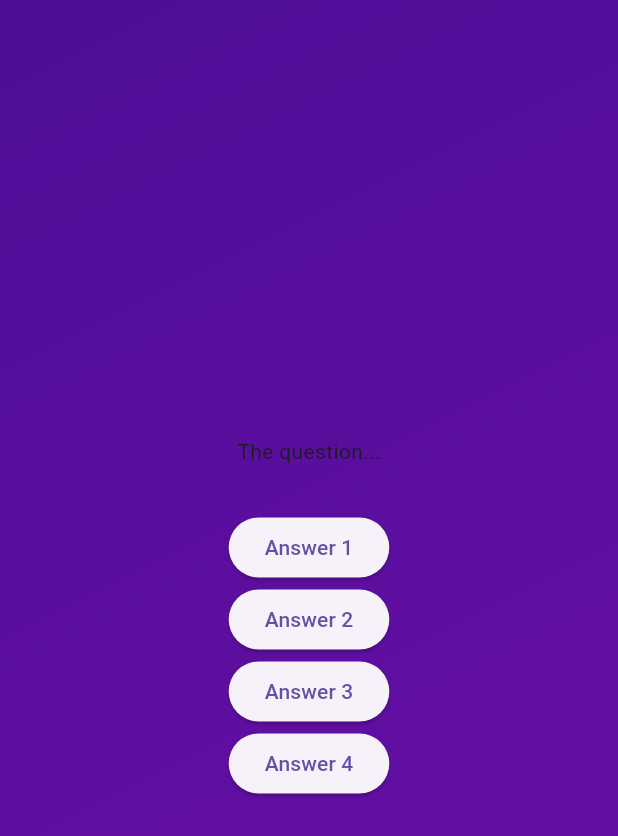
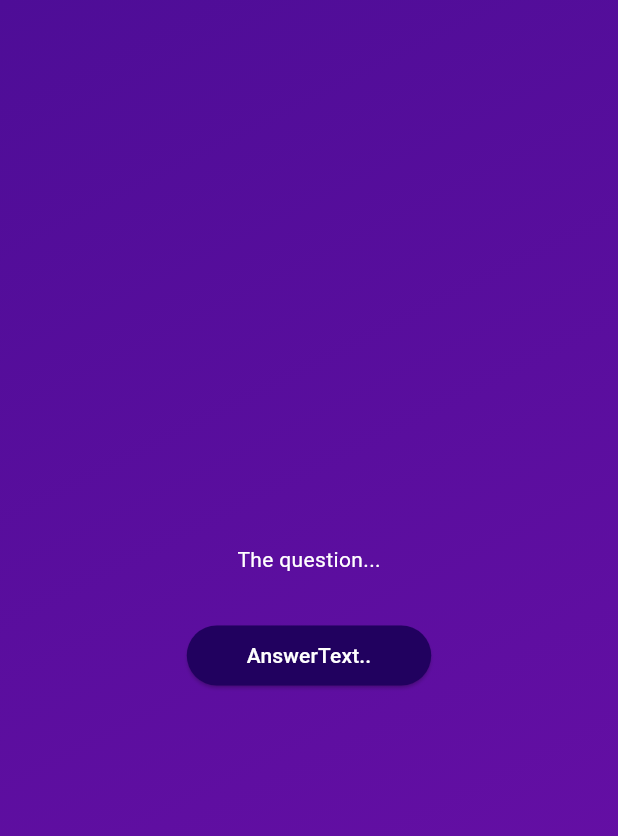
Before and after one commit to Teegreat/flutter_course-sec3, a Flutter app: the screen it shows after launch, after a tap on "Start Quiz", on a phone screen of 412 x 824 dp. Shown: the top 836 px of the screen. Run offline on Flutter 3.47's test engine with Material 3 defaults, Android fonts, the phone set to English and light mode, and no system bars.

Commit message:
creating a reusable, custom styled button

```diff
--- /dev/null
+++ b/lib/answer_button.dart
@@ -0,0 +1,28 @@
+import 'package:flutter/material.dart';
+
+class AnswerButton extends StatelessWidget {
+  const AnswerButton({
+    super.key,
+    required this.answerText,
+    required this.onTap,
+  });
+
+  final String answerText;
+  final void Function() onTap;
+
+  @override
+  Widget build(context) {
+    return ElevatedButton(
+      onPressed: onTap,
+      style: ElevatedButton.styleFrom(
+        padding: const EdgeInsets.symmetric(vertical: 10, horizontal: 40),
+        backgroundColor: const Color.fromARGB(255, 33, 1, 95),
+        foregroundColor: Colors.white,
+        shape: RoundedRectangleBorder(
+          borderRadius: BorderRadius.circular(40),
+        ),
+      ),
+      child: Text(answerText),
+    );
+  }
+}
--- a/lib/questions_screen.dart
+++ b/lib/questions_screen.dart
@@ -1,3 +1,4 @@
+import 'package:adv_basics/answer_button.dart';
 import 'package:flutter/material.dart';
 
 class QuestionsScreen extends StatefulWidget {
@@ -17,26 +18,14 @@ class _QuestionsScreen extends State<QuestionsScreen> {
       child: Column(
         mainAxisAlignment: MainAxisAlignment.center,
         children: [
-          const Text('The question...'),
+          const Text(
+            'The question...',
+            style: TextStyle(color: Colors.white),
+          ),
           const SizedBox(
             height: 30,
           ),
-          ElevatedButton(
-            onPressed: () {},
-            child: const Text('Answer 1'),
-          ),
-          ElevatedButton(
-            onPressed: () {},
-            child: const Text('Answer 2'),
-          ),
-          ElevatedButton(
-            onPressed: () {},
-            child: const Text('Answer 3'),
-          ),
-          ElevatedButton(
-            onPressed: () {},
-            child: const Text('Answer 4'),
-          ),
+          AnswerButton(answerText: 'AnswerText..', onTap: () {}),
         ],
       ),
     );
```
